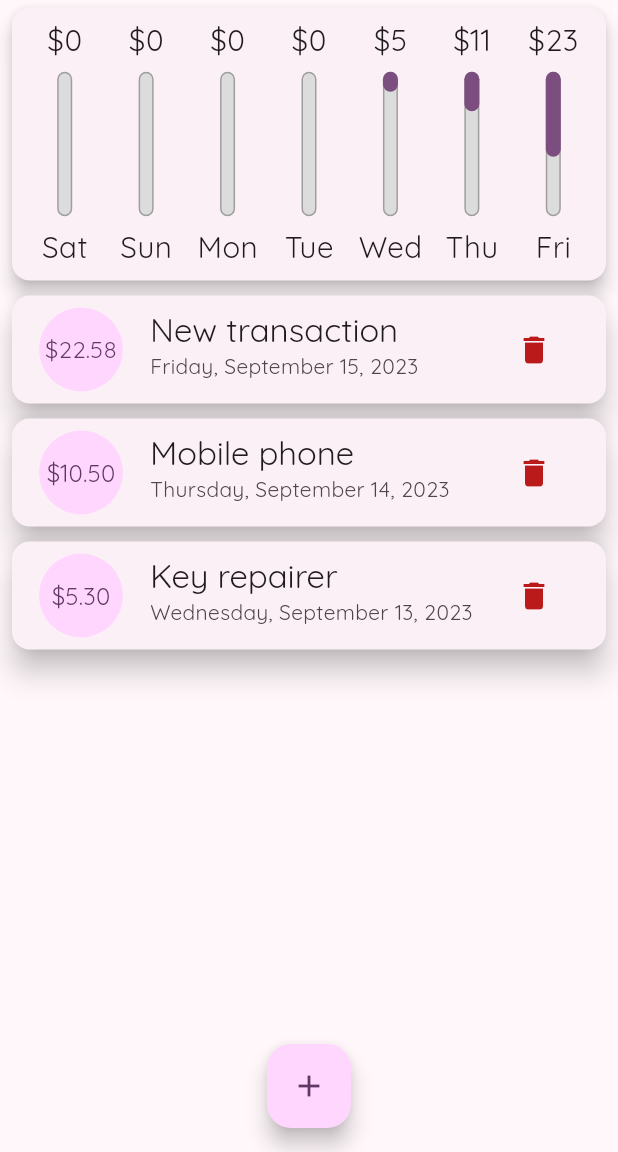
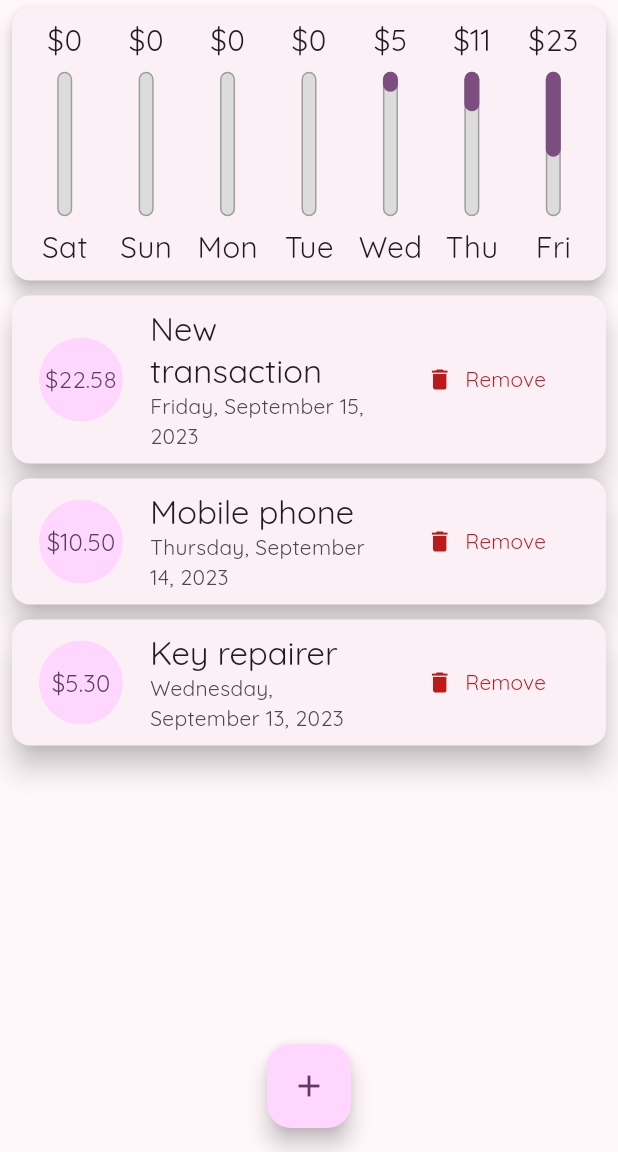
Before and after one commit to RimidalU/spending-during-the-week, a Flutter app: the screen it shows after launch, on a phone screen of 412 x 824 dp, the part 84-1236 px from its top. Run offline on Flutter 3.47's test engine with Material 2 defaults, Android fonts, the phone set to English and light mode, and no system bars.

Commit message:
feat: implement text in button on big displays

```diff
--- a/lib/widgets/transaction_card.dart
+++ b/lib/widgets/transaction_card.dart
@@ -40,12 +40,24 @@ class TransactionCard extends StatelessWidget {
         subtitle: Text(
           DateFormat.yMMMMEEEEd().format(transactionDate),
         ),
-        trailing: IconButton(
-            color: Theme.of(context).colorScheme.error,
-            onPressed: () => removeTransaction(transactionId),
-            icon: const Icon(
-              Icons.delete,
-            )),
+        trailing: MediaQuery.of(context).size.width > 400
+            ? TextButton.icon(
+                label: const Text('Remove'),
+                icon: const Icon(
+                  Icons.delete,
+                ),
+                style: TextButton.styleFrom(
+                  foregroundColor: Theme.of(context).colorScheme.error,
+                ),
+                onPressed: () => removeTransaction(transactionId),
+              )
+            : IconButton(
+                color: Theme.of(context).colorScheme.error,
+                onPressed: () => removeTransaction(transactionId),
+                icon: const Icon(
+                  Icons.delete,
+                ),
+              ),
       ),
     );
   }
```
